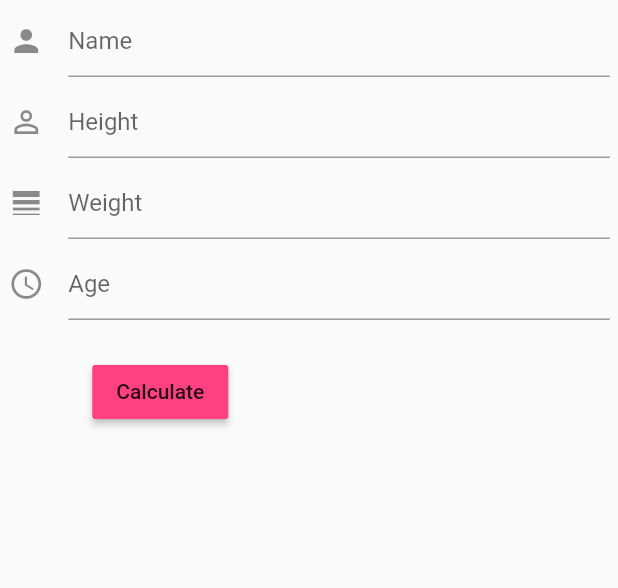
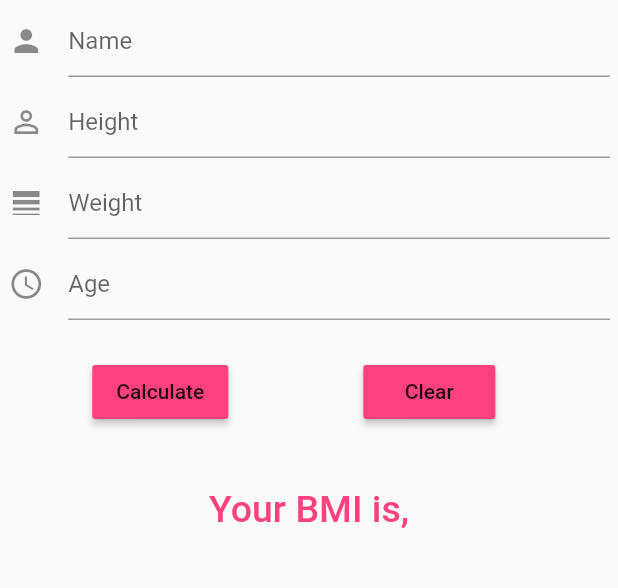
Before and after one commit to Miguelacosta90/Flutter_BMI_App, a Flutter app: the screen it shows after launch, after a tap on "Calculate", on a phone screen of 412 x 824 dp, the part 287-875 px from its top. Run offline on Flutter 3.47's test engine with Material 2 defaults, Android fonts, the phone set to English and light mode, and no system bars.

Commit message:
adding some logic for user input

```diff
--- a/lib/ui/home.dart
+++ b/lib/ui/home.dart
@@ -1,20 +1,38 @@
 import 'package:flutter/material.dart';
 
-class Home extends StatefulWidget{
+class Home extends StatefulWidget {
   @override
   State<StatefulWidget> createState() {
     return new HomeState();
   }
-
 }
 
-class HomeState extends State<Home>{
-  String _pressing = 'test';
-  void _Press(){
+class HomeState extends State<Home> {
+  final TextEditingController _userName = new TextEditingController();
+  final TextEditingController _userHeight = new TextEditingController();
+  final TextEditingController _userWeight = new TextEditingController();
+  final TextEditingController _userAge = new TextEditingController();
+  String _bmiOutPut = "";
+  String _userInput = "";
+  void _Press() {
     setState(() {
-      debugPrint(_pressing);
+      _userName.clear();
+      _userHeight.clear();
+      _userWeight.clear();
+      _userAge.clear();
     });
   }
+
+  void _input(){
+    if(_userName.text.isNotEmpty){
+      _userInput = _userName.text;
+    }else if(_userHeight.text.isNotEmpty && _userWeight.text.isNotEmpty && _userAge.text.isNotEmpty){
+      _bmiOutPut = _userInput;
+    }else{
+      _bmiOutPut = "More Info";
+    }
+  }
+
   @override
   Widget build(BuildContext context) {
     return new Scaffold(
@@ -23,16 +41,17 @@ class HomeState extends State<Home>{
         centerTitle: true,
         backgroundColor: Colors.pinkAccent,
       ),
-
       body: new Container(
         alignment: Alignment.topCenter,
         child: new ListView(
           padding: const EdgeInsets.all(2.5),
           children: <Widget>[
             //this is to add our BMI LOGO
-            new Image.asset('img/bmilogo.png',
-            height: 133.1,
-            width: 200.1,),
+            new Image.asset(
+              'img/bmilogo.png',
+              height: 133.1,
+              width: 200.1,
+            ),
 
             // this is be for the input fields for users Information
             new Container(
@@ -41,7 +60,7 @@ class HomeState extends State<Home>{
               child: new Column(
                 children: <Widget>[
                   new TextField(
-                    controller: null,
+                    controller: _userName,
                     decoration: new InputDecoration(
                       hintText: "Name",
                       icon: new Icon(Icons.person),
@@ -57,7 +76,7 @@ class HomeState extends State<Home>{
               child: new Column(
                 children: <Widget>[
                   new TextField(
-                    controller: null,
+                    controller: _userHeight,
                     keyboardType: TextInputType.number,
                     decoration: new InputDecoration(
                       hintText: "Height",
@@ -73,7 +92,7 @@ class HomeState extends State<Home>{
               child: new Column(
                 children: <Widget>[
                   new TextField(
-                    controller: null,
+                    controller: _userWeight,
                     keyboardType: TextInputType.number,
                     decoration: new InputDecoration(
                       hintText: "Weight",
@@ -89,7 +108,7 @@ class HomeState extends State<Home>{
               child: new Column(
                 children: <Widget>[
                   new TextField(
-                    controller: null,
+                    controller: _userAge,
                     keyboardType: TextInputType.number,
                     decoration: new InputDecoration(
                       hintText: "Age",
@@ -104,23 +123,40 @@ class HomeState extends State<Home>{
               child: new Row(
                 children: <Widget>[
                   new Container(
-                    margin: const EdgeInsets.only(left:59.0),
+                    margin: const EdgeInsets.only(left: 59.0),
                     child: new RaisedButton(
-                      onPressed: () {
-                        debugPrint("test");
-                      },
+                      onPressed: _input,
                       child: const Text("Calculate"),
+                      color: Colors.pinkAccent,
+                    ),
+                  ),
+                  new Container(
+                    margin: const EdgeInsets.only(left: 90.0),
+                    child: new RaisedButton(
+                      onPressed: _Press,
+                      child: const Text("Clear"),
                       color: Colors.pinkAccent,
                     ),
                   )
                 ],
               ),
-            )
-
+            ),
+            new Padding(padding: new EdgeInsets.all(20.0)),
+            new Column(
+              mainAxisAlignment: MainAxisAlignment.center,
+              children: <Widget>[
+                new Text(
+                  "$_userInput Your BMI is, $_bmiOutPut",
+                  style: new TextStyle(
+                      color: Colors.pinkAccent,
+                      fontSize: 25.0,
+                      fontWeight: FontWeight.w500),
+                ),
+              ],
+            ),
           ],
         ),
       ),
     );
-
   }
 }
```
